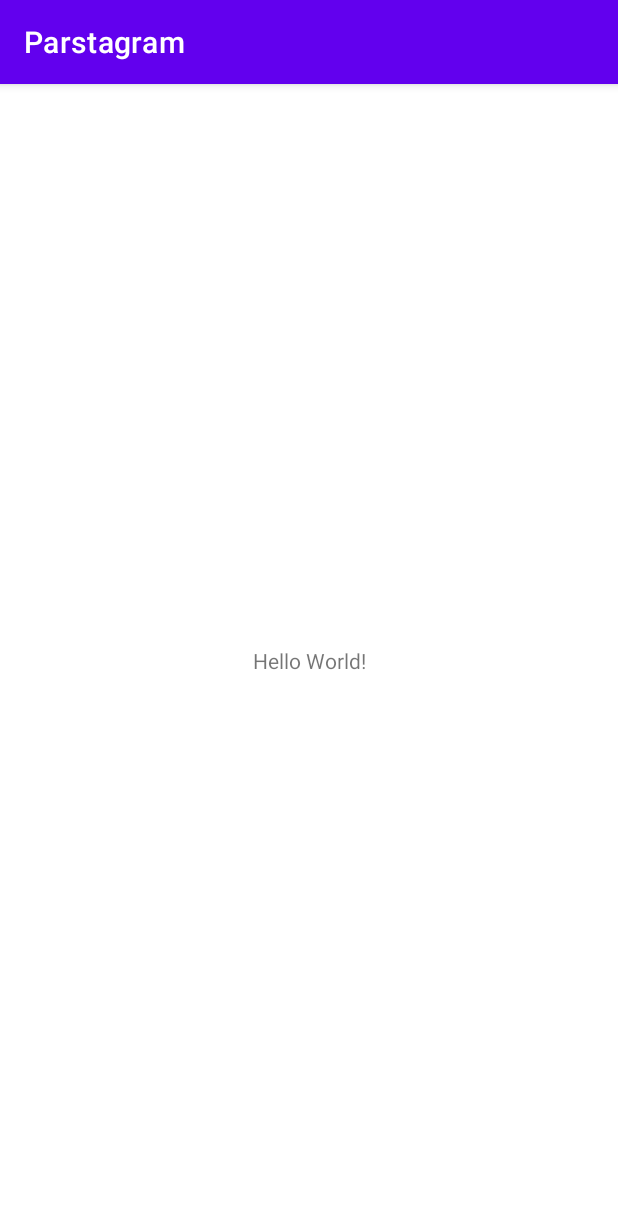
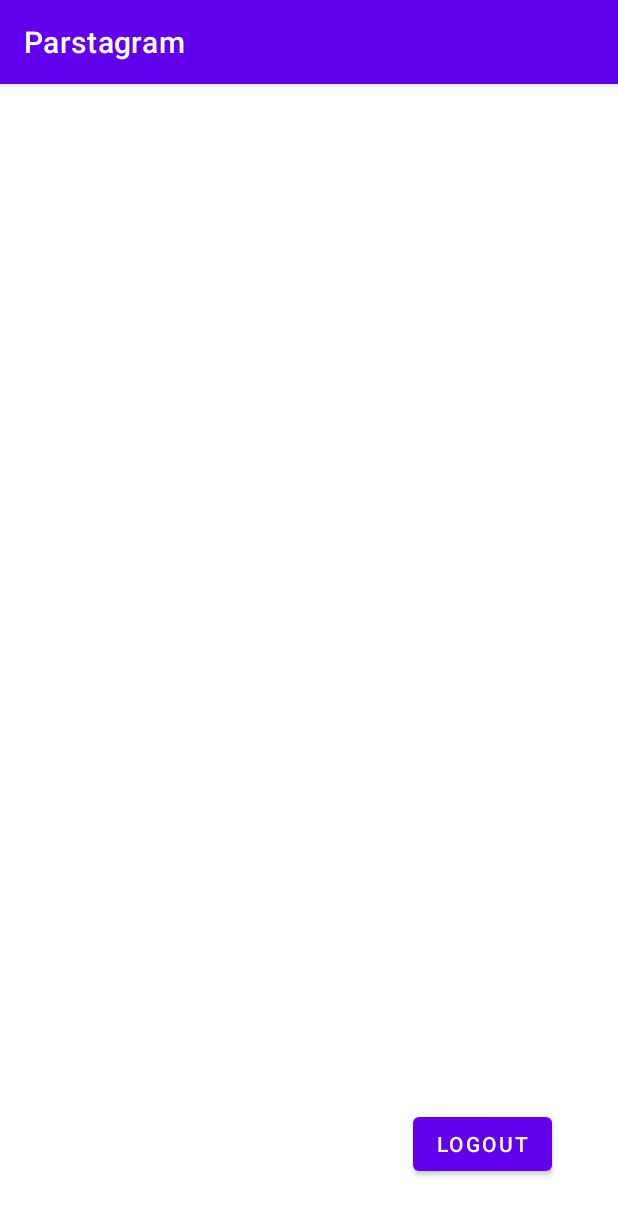
Before and after one commit to aarondls/week3-parstagram, an Android app: the MainActivity screen opened directly, with no data from a screen before it, on a phone screen of 412 x 824 dp. Shown: the top 1215 px of the screen. Run offline under Robolectric (Android 15) with nearby library versions, the phone set to English and light mode, and no system bars; libraries missing offline, so code that uses them is left out: com.parse.

Commit message:
Implemented login and logout functionality

```diff
--- a/app/src/main/AndroidManifest.xml
+++ b/app/src/main/AndroidManifest.xml
@@ -4,6 +4,7 @@
     package="com.example.parstagram">
 
     <application
+        android:name=".ParseApplication"
         android:allowBackup="true"
         android:dataExtractionRules="@xml/data_extraction_rules"
         android:fullBackupContent="@xml/backup_rules"
@@ -15,7 +16,7 @@
         tools:targetApi="31">
         <activity
             android:name=".MainActivity"
-            android:exported="true" />
+            android:exported="false" />
         <activity
             android:name=".LoginActivity"
             android:exported="true">
--- a/app/src/main/java/com/example/parstagram/MainActivity.java
+++ b/app/src/main/java/com/example/parstagram/MainActivity.java
@@ -2,13 +2,39 @@ package com.example.parstagram;
 
 import androidx.appcompat.app.AppCompatActivity;
 
+import android.content.Intent;
 import android.os.Bundle;
+import android.util.Log;
+import android.view.View;
+import android.widget.Button;
+import android.widget.Toast;
+
+import com.parse.ParseUser;
 
 public class MainActivity extends AppCompatActivity {
+    public static final String TAG = "MainActivity";
+    private Button btnLogout;
 
     @Override
     protected void onCreate(Bundle savedInstanceState) {
         super.onCreate(savedInstanceState);
         setContentView(R.layout.activity_main);
+
+        btnLogout = findViewById(R.id.btnLogout);
+
+        btnLogout.setOnClickListener(new View.OnClickListener() {
+            @Override
+            public void onClick(View v) {
+                Toast.makeText(MainActivity.this, "Logging out", Toast.LENGTH_SHORT).show();
+
+                // logout user
+                ParseUser.logOut();
+
+                // move to login screen
+                Intent i = new Intent(MainActivity.this, LoginActivity.class);
+                startActivity(i);
+                finish();
+            }
+        });
     }
 }
--- a/app/src/main/res/layout/activity_login.xml
+++ b/app/src/main/res/layout/activity_login.xml
@@ -52,6 +52,7 @@
         android:ems="10"
         android:hint="password"
         android:inputType="textPersonName"
+        android:password="true"
         tools:layout_editor_absoluteX="28dp"
         tools:layout_editor_absoluteY="86dp" />
 </RelativeLayout>
--- a/app/src/main/res/layout/activity_main.xml
+++ b/app/src/main/res/layout/activity_main.xml
@@ -1,18 +1,19 @@
 <?xml version="1.0" encoding="utf-8"?>
-<androidx.constraintlayout.widget.ConstraintLayout xmlns:android="http://schemas.android.com/apk/res/android"
+<RelativeLayout
+    xmlns:android="http://schemas.android.com/apk/res/android"
     xmlns:app="http://schemas.android.com/apk/res-auto"
     xmlns:tools="http://schemas.android.com/tools"
     android:layout_width="match_parent"
     android:layout_height="match_parent"
     tools:context=".MainActivity">
 
-    <TextView
+    <Button
+        android:id="@+id/btnLogout"
         android:layout_width="wrap_content"
         android:layout_height="wrap_content"
-        android:text="Hello World!"
-        app:layout_constraintBottom_toBottomOf="parent"
-        app:layout_constraintEnd_toEndOf="parent"
-        app:layout_constraintStart_toStartOf="parent"
-        app:layout_constraintTop_toTopOf="parent" />
-
-</androidx.constraintlayout.widget.ConstraintLayout>
+        android:layout_alignParentEnd="true"
+        android:layout_alignParentBottom="true"
+        android:layout_marginEnd="44dp"
+        android:layout_marginBottom="37dp"
+        android:text="Logout" />
+</RelativeLayout>
```
Also changed, not shown: app/src/main/java/com/example/parstagram/LoginActivity.java (+33 -3 lines), app/src/main/java/com/example/parstagram/ParseApplication.java (added, +20 -0 lines).
